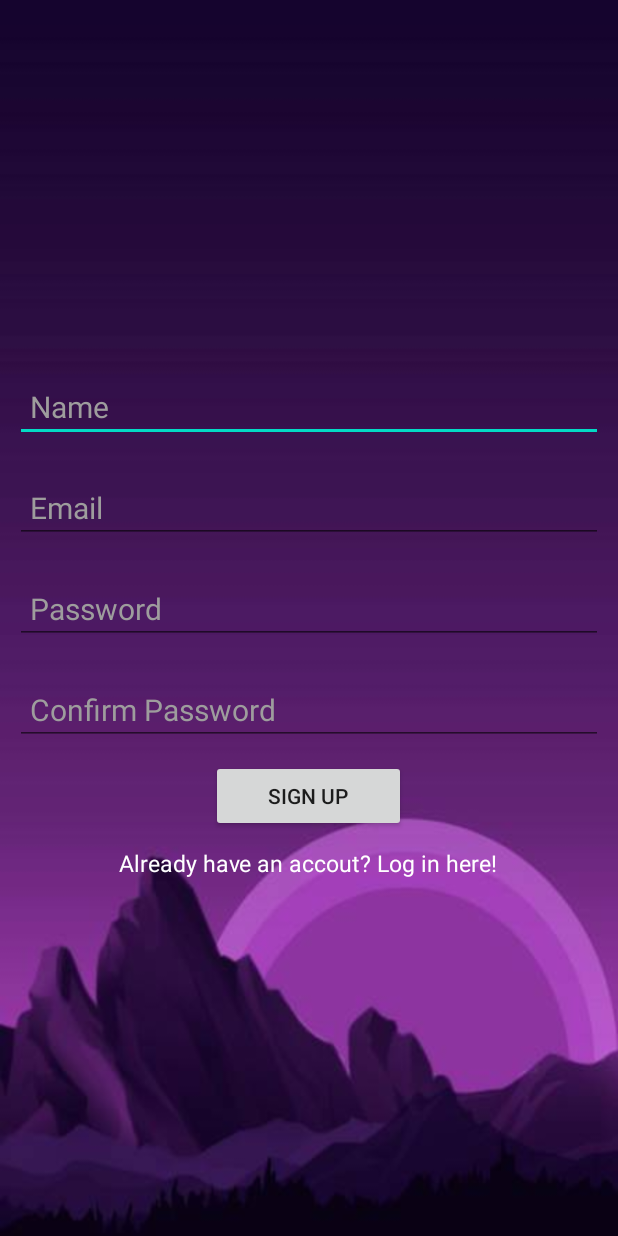
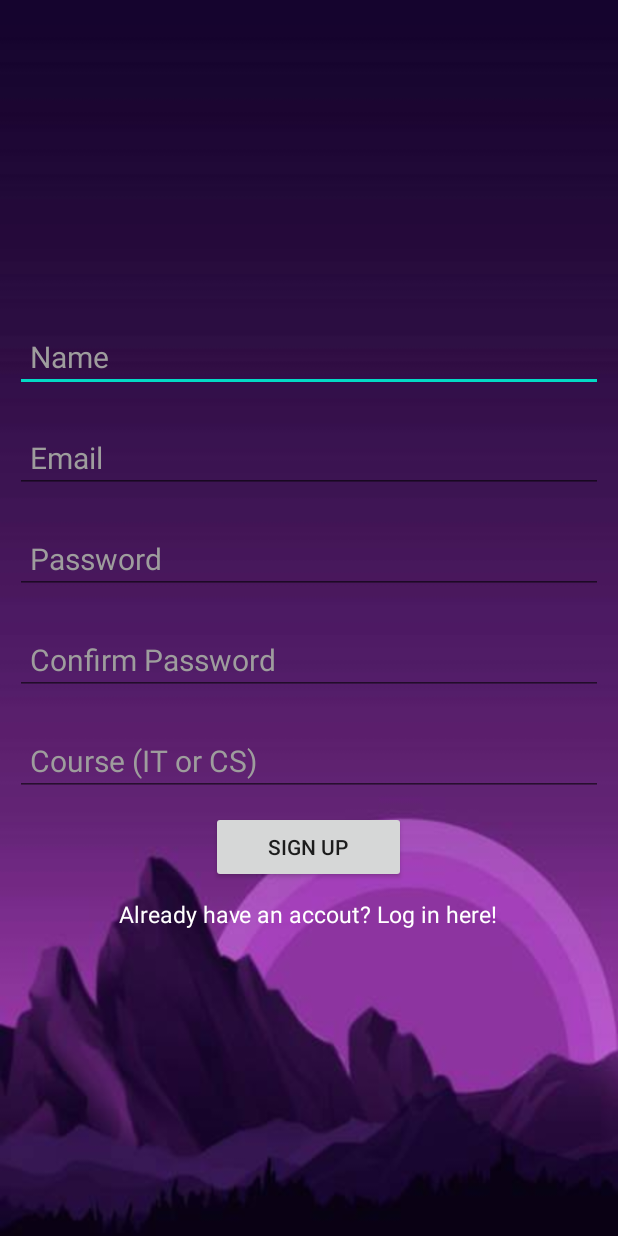
Before and after one commit to HarisIbrahimovic/Class-Application, an Android app: the SignUp screen opened directly, with no data from a screen before it, after a tap on "SIGN UP", on a phone screen of 412 x 824 dp. Run offline under Robolectric (Android 15) with nearby library versions, the phone set to English and light mode, and no system bars; our stand-ins replace Firebase (no records; nobody signed in at launch, a user with empty details on screens opened directly).

Commit message:
Course option
Added course option and fixed a bug

```diff
--- a/app/src/main/java/com/example/classapplication/MainActivity.java
+++ b/app/src/main/java/com/example/classapplication/MainActivity.java
@@ -21,13 +21,13 @@ import com.google.firebase.auth.FirebaseAuth;
 import com.google.firebase.database.FirebaseDatabase;
 
 public class MainActivity extends AppCompatActivity {
-
+    private FirebaseAuth auth;
     @Override
     protected void onCreate(Bundle savedInstanceState) {
         super.onCreate(savedInstanceState);
         setContentView(R.layout.activity_main);
-
-        startActivity(new Intent(getApplicationContext(), loginActivity.class));
+        auth = FirebaseAuth.getInstance();
+        if(auth.getCurrentUser()==null)startActivity(new Intent(getApplicationContext(), loginActivity.class));
 
 
     }
--- a/app/src/main/java/com/example/classapplication/SignIn/SignUp.java
+++ b/app/src/main/java/com/example/classapplication/SignIn/SignUp.java
@@ -33,6 +33,7 @@ public class SignUp extends AppCompatActivity {
     private EditText cPassword;
     private EditText userName;
     private TextView signUpText;
+    private EditText course;
     private DatabaseReference databaseReference;
     private FirebaseAuth auth;
     private ProgressDialog progressDialog;
@@ -46,9 +47,9 @@ public class SignUp extends AppCompatActivity {
         cPassword = findViewById(R.id.confirmPassword);
         signUpText = findViewById(R.id.signUpText);
         userName = findViewById(R.id.userName);
+        course = findViewById(R.id.course);
         auth = FirebaseAuth.getInstance();
         progressDialog = new ProgressDialog(this);
-
         button.setOnClickListener(new View.OnClickListener() {
             @Override
             public void onClick(View v) {
@@ -56,8 +57,14 @@ public class SignUp extends AppCompatActivity {
                 String Password = password.getText().toString();
                 String confirm = cPassword.getText().toString();
                 String name = userName.getText().toString();
-                if(TextUtils.isEmpty(Email)||TextUtils.isEmpty(Password)||TextUtils.isEmpty(confirm)||TextUtils.isEmpty(name)){
+                String Course = course.getText().toString();
+                if(TextUtils.isEmpty(Email)||TextUtils.isEmpty(Password)||TextUtils.isEmpty(confirm)||TextUtils.isEmpty(name)||TextUtils.isEmpty(Course)){
                     Toast.makeText(getApplicationContext(),"Please fill in the fields!",Toast.LENGTH_SHORT).show();
+                    return;
+                }
+                if(Course.equals("IT")||Course.equals("CS")){
+                }else {
+                    Toast.makeText(getApplicationContext(),"Invalid course..",Toast.LENGTH_SHORT).show();
                     return;
                 }
                 if(!Password.equals(confirm)){
@@ -66,10 +73,9 @@ public class SignUp extends AppCompatActivity {
                 }
                 progressDialog.setMessage("Just a momment please!");
                 progressDialog.show();
-                RegisterNow(name,Email,Password);
+                RegisterNow(name,Email,Password,Course);
             }
         });
-
         signUpText.setOnClickListener(new View.OnClickListener() {
             @Override
             public void onClick(View v) {
@@ -77,13 +83,9 @@ public class SignUp extends AppCompatActivity {
                 finish();
             }
         });
-
-
-
-
     }
 
-    private void RegisterNow(String name, String userEmail,String userPass) {
+    private void RegisterNow(String name, String userEmail,String userPass,String userCourse) {
         auth.createUserWithEmailAndPassword(userEmail,userPass).addOnCompleteListener(new OnCompleteListener<AuthResult>() {
             @Override
             public void onComplete(@NonNull Task<AuthResult> task) {
@@ -94,6 +96,7 @@ public class SignUp extends AppCompatActivity {
                 HashMap<String, String> hashMap = new HashMap<>();
                 hashMap.put("id",userId);
                 hashMap.put("username",name);
+                hashMap.put("course",userCourse);
                 databaseReference.setValue(hashMap).addOnCompleteListener(new OnCompleteListener<Void>() {
                     @Override
                     public void onComplete(@NonNull Task<Void> task) {
--- a/app/src/main/res/layout/activity_sign_up.xml
+++ b/app/src/main/res/layout/activity_sign_up.xml
@@ -53,6 +53,17 @@
         android:padding="10dp"
         android:id="@+id/confirmPassword"
         />
+    <EditText
+        android:layout_width="match_parent"
+        android:layout_height="wrap_content"
+        android:textSize="20sp"
+        android:layout_margin="10dp"
+        android:textColorHint="#9E9D9D"
+        android:hint="Course (IT or CS)"
+        android:textColor="@color/white"
+        android:padding="10dp"
+        android:id="@+id/course"
+        />
     <androidx.appcompat.widget.AppCompatButton
         android:layout_width="130dp"
         android:layout_height="wrap_content"
```
